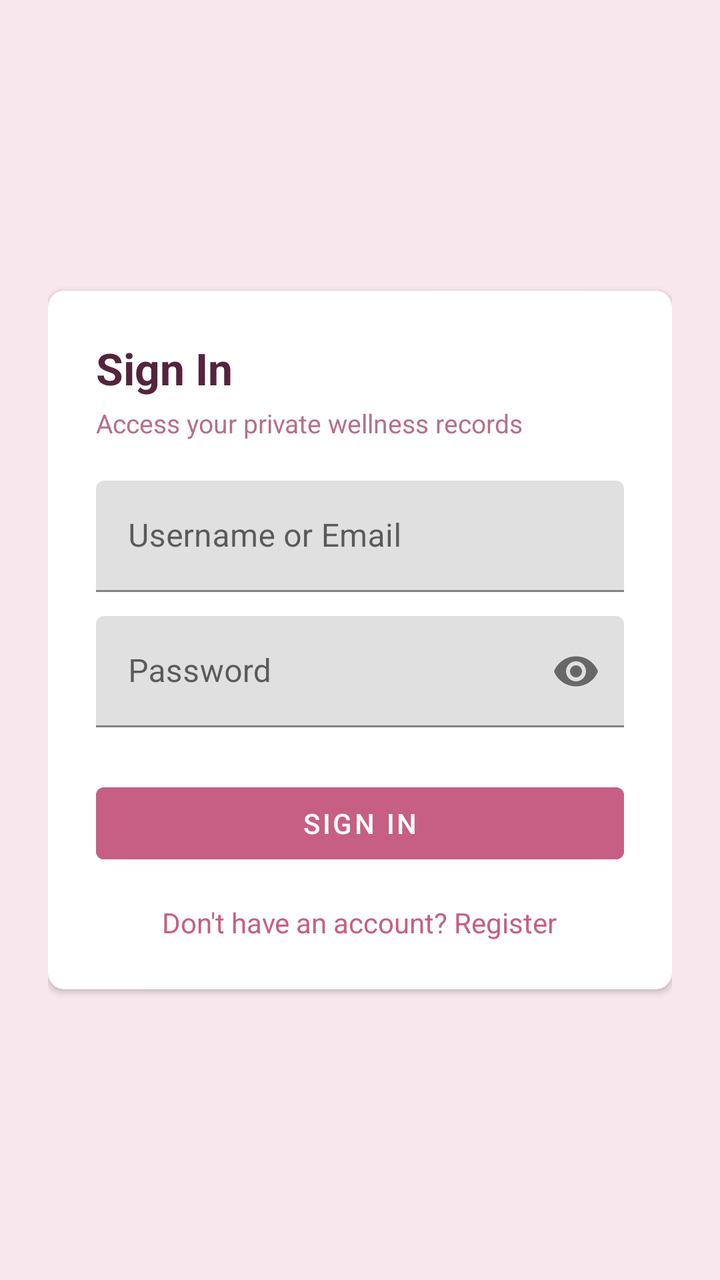
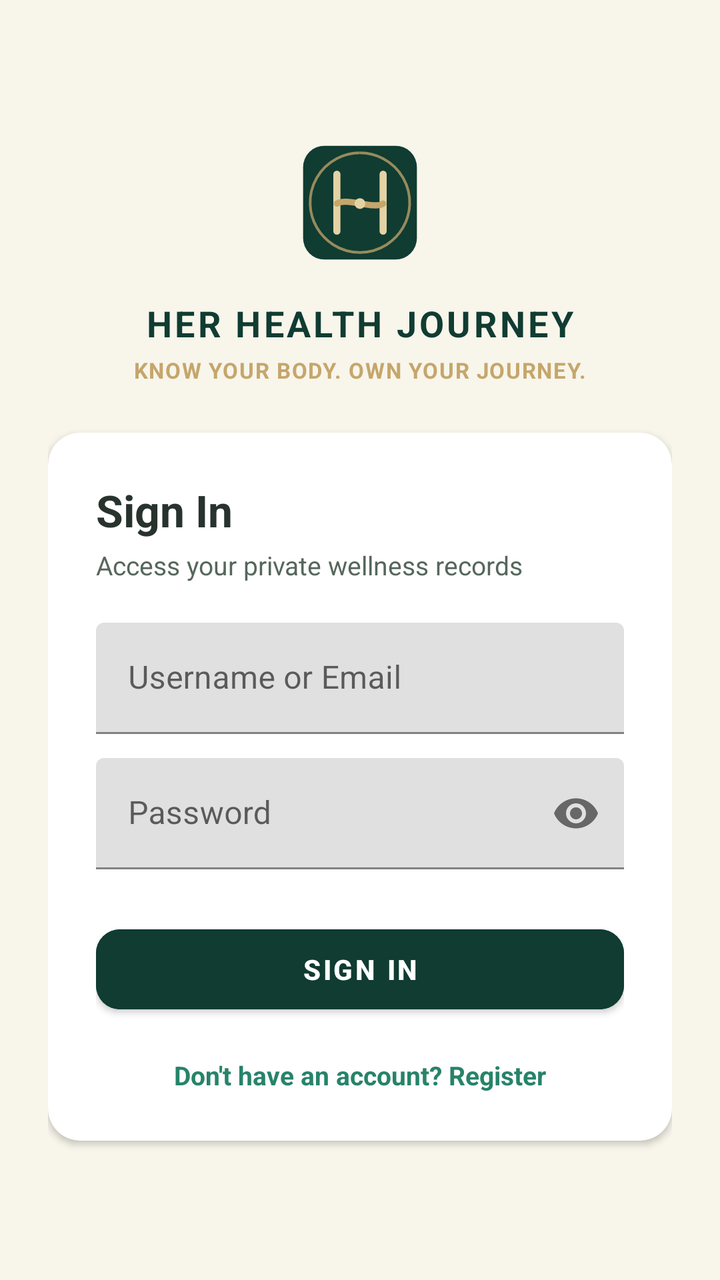

Two renders of the same Android screen: before a commit and after it. Below are the layout's source before the change and the commit's diff.
<!-- AndroidManifest.xml: application theme Theme.HerHealthJourney -->
<!-- res/layout/activity_login.xml -->
<?xml version="1.0" encoding="utf-8"?>
<ScrollView xmlns:android="http://schemas.android.com/apk/res/android"
    xmlns:app="http://schemas.android.com/apk/res-auto"
    android:layout_width="match_parent"
    android:layout_height="match_parent"
    android:background="@color/blush_background"
    android:fillViewport="true">

    <LinearLayout
        android:layout_width="match_parent"
        android:layout_height="wrap_content"
        android:gravity="center"
        android:orientation="vertical"
        android:padding="24dp">

        <androidx.cardview.widget.CardView
            android:layout_width="match_parent"
            android:layout_height="wrap_content"
            app:cardCornerRadius="8dp"
            app:cardElevation="2dp"
            app:cardBackgroundColor="@color/white">

            <LinearLayout
                android:layout_width="match_parent"
                android:layout_height="wrap_content"
                android:orientation="vertical"
                android:padding="24dp">

                <TextView
                    android:layout_width="wrap_content"
                    android:layout_height="wrap_content"
                    android:text="Sign In"
                    android:textColor="@color/deep_plum"
                    android:textSize="22sp"
                    android:textStyle="bold" />

                <TextView
                    android:layout_width="wrap_content"
                    android:layout_height="wrap_content"
                    android:layout_marginTop="4dp"
                    android:text="Access your private wellness records"
                    android:textColor="@color/secondary_dusty_pink"
                    android:textSize="13sp" />

                <com.google.android.material.textfield.TextInputLayout
                    android:layout_width="match_parent"
                    android:layout_height="wrap_content"
                    android:layout_marginTop="20dp"
                    android:hint="Username or Email">

                    <com.google.android.material.textfield.TextInputEditText
                        android:id="@+id/etUsername"
                        android:layout_width="match_parent"
                        android:layout_height="wrap_content"
                        android:inputType="textEmailAddress" />
                </com.google.android.material.textfield.TextInputLayout>

                <com.google.android.material.textfield.TextInputLayout
                    android:layout_width="match_parent"
                    android:layout_height="wrap_content"
                    android:layout_marginTop="12dp"
                    android:hint="Password"
                    app:passwordToggleEnabled="true">

                    <com.google.android.material.textfield.TextInputEditText
                        android:id="@+id/etPassword"
                        android:layout_width="match_parent"
                        android:layout_height="wrap_content"
                        android:inputType="textPassword" />
                </com.google.android.material.textfield.TextInputLayout>

                <Button
                    android:id="@+id/btnLogin"
                    android:layout_width="match_parent"
                    android:layout_height="wrap_content"
                    android:layout_marginTop="24dp"
                    android:backgroundTint="@color/primary_rose"
                    android:text="Sign In"
                    android:textColor="@color/white" />

                <TextView
                    android:id="@+id/tvRegisterLink"
                    android:layout_width="wrap_content"
                    android:layout_height="wrap_content"
                    android:layout_gravity="center"
                    android:layout_marginTop="16dp"
                    android:text="Don't have an account? Register"
                    android:textColor="@color/primary_rose"
                    android:textSize="14sp" />

            </LinearLayout>
        </androidx.cardview.widget.CardView>
    </LinearLayout>
</ScrollView>
<!-- resources referenced by this layout -->
<resources>
  <color name="blush_background">#F8E7ED</color>
  <color name="deep_plum">#54243D</color>
  <color name="primary_rose">#C65F83</color>
  <color name="secondary_dusty_pink">#B66F86</color>
  <color name="white">#FFFFFF</color>
  <style name="Theme.HerHealthJourney" parent="Theme.MaterialComponents.DayNight.NoActionBar">
          <item name="colorPrimary">@color/primary_rose</item>
          <item name="colorPrimaryVariant">@color/deep_plum</item>
          <item name="colorOnPrimary">@color/white</item>
          <item name="colorSecondary">@color/secondary_dusty_pink</item>
          <item name="colorOnSecondary">@color/white</item>
          <item name="android:statusBarColor">@color/deep_plum</item>
          <item name="android:windowBackground">@color/blush_background</item>
      </style>
</resources>

<!-- the commit's change to res/layout/activity_login.xml (unified diff, before → after) -->
@@ -3,7 +3,7 @@
     xmlns:app="http://schemas.android.com/apk/res-auto"
     android:layout_width="match_parent"
     android:layout_height="match_parent"
-    android:background="@color/blush_background"
+    android:background="@color/bg_primary"
     android:fillViewport="true">
 
     <LinearLayout
@@ -13,12 +13,40 @@
         android:orientation="vertical"
         android:padding="24dp">
 
+        
+        <ImageView
+            android:layout_width="64dp"
+            android:layout_height="64dp"
+            android:layout_marginBottom="16dp"
+            android:contentDescription="@string/app_name"
+            android:src="@drawable/ic_brand_logo" />
+
+        <TextView
+            android:layout_width="wrap_content"
+            android:layout_height="wrap_content"
+            android:letterSpacing="0.08"
+            android:text="@string/app_name"
+            android:textColor="@color/brand_emerald"
+            android:textSize="18sp"
+            android:textStyle="bold" />
+
+        <TextView
+            android:layout_width="wrap_content"
+            android:layout_height="wrap_content"
+            android:layout_marginTop="4dp"
+            android:layout_marginBottom="24dp"
+            android:letterSpacing="0.05"
+            android:text="@string/tagline"
+            android:textColor="@color/brand_champagne"
+            android:textSize="11sp"
+            android:textStyle="bold" />
+
         <androidx.cardview.widget.CardView
             android:layout_width="match_parent"
             android:layout_height="wrap_content"
-            app:cardCornerRadius="8dp"
+            app:cardCornerRadius="16dp"
             app:cardElevation="2dp"
-            app:cardBackgroundColor="@color/white">
+            app:cardBackgroundColor="@color/surface_primary">
 
             <LinearLayout
                 android:layout_width="match_parent"
@@ -30,7 +58,7 @@
                     android:layout_width="wrap_content"
                     android:layout_height="wrap_content"
                     android:text="Sign In"
-                    android:textColor="@color/deep_plum"
+                    android:textColor="@color/text_primary"
                     android:textSize="22sp"
                     android:textStyle="bold" />
 
@@ -39,7 +67,7 @@
                     android:layout_height="wrap_content"
                     android:layout_marginTop="4dp"
                     android:text="Access your private wellness records"
-                    android:textColor="@color/secondary_dusty_pink"
+                    android:textColor="@color/text_secondary"
                     android:textSize="13sp" />
 
                 <com.google.android.material.textfield.TextInputLayout
@@ -69,26 +97,48 @@
                         android:inputType="textPassword" />
                 </com.google.android.material.textfield.TextInputLayout>
 
-                <Button
+                <TextView
+                    android:id="@+id/tvLoginError"
+                    android:layout_width="wrap_content"
+                    android:layout_height="wrap_content"
+                    android:layout_marginTop="8dp"
+                    android:textColor="@color/status_error"
+                    android:textSize="12sp"
+                    android:visibility="gone" />
+
+                <com.google.android.material.button.MaterialButton
                     android:id="@+id/btnLogin"
                     android:layout_width="match_parent"
-                    android:layout_height="wrap_content"
+                    android:layout_height="52dp"
                     android:layout_marginTop="24dp"
-                    android:backgroundTint="@color/primary_rose"
+                    android:backgroundTint="@color/button_primary"
                     android:text="Sign In"
-                    android:textColor="@color/white" />
+                    android:textColor="@color/button_text"
+                    android:textStyle="bold"
+                    app:cornerRadius="12dp" />
 
-                <TextView
-                    android:id="@+id/tvRegisterLink"
+                <ProgressBar
+                    android:id="@+id/pbLoginLoading"
                     android:layout_width="wrap_content"
                     android:layout_height="wrap_content"
                     android:layout_gravity="center"
-                    android:layout_marginTop="16dp"
+                    android:layout_marginTop="12dp"
+                    android:indeterminateTint="@color/brand_emerald"
+                    android:visibility="gone" />
+
+                <TextView
+                    android:id="@+id/tvGoToRegister"
+                    android:layout_width="wrap_content"
+                    android:layout_height="wrap_content"
+                    android:layout_gravity="center"
+                    android:layout_marginTop="18dp"
                     android:text="Don't have an account? Register"
-                    android:textColor="@color/primary_rose"
-                    android:textSize="14sp" />
+                    android:textColor="@color/brand_jade"
+                    android:textSize="13sp"
+                    android:textStyle="bold" />
 
             </LinearLayout>
         </androidx.cardview.widget.CardView>
+
     </LinearLayout>
 </ScrollView>
<!-- resource entries referenced after the edit -->
@@ -1,18 +1,77 @@
 <!-- resources referenced by this layout -->
 <resources>
-  <color name="blush_background">#F8E7ED</color>
-  <color name="deep_plum">#54243D</color>
-  <color name="primary_rose">#C65F83</color>
-  <color name="secondary_dusty_pink">#B66F86</color>
-  <color name="white">#FFFFFF</color>
+  <color name="bg_primary">#F8F5EB</color>
+  <color name="brand_champagne">#C5A66B</color>
+  <color name="brand_emerald">#103C32</color>
+  <color name="brand_jade">#27836A</color>
+  <color name="button_primary">#103C32</color>
+  <color name="button_text">#FFFFFF</color>
+  <color name="status_error">#B33B3B</color>
+  <color name="surface_primary">#FFFFFF</color>
+  <color name="text_primary">#28332E</color>
+  <color name="text_secondary">#56675C</color>
+  <!-- drawable ic_brand_logo (drawable) -->
+  <?xml version="1.0" encoding="utf-8"?>
+  <vector xmlns:android="http://schemas.android.com/apk/res/android"
+      android:width="72dp"
+      android:height="72dp"
+      android:viewportWidth="72"
+      android:viewportHeight="72">
+  
+      
+      <path
+          android:fillColor="#103C32"
+          android:pathData="M16,4 L56,4 A12,12 0 0,1 68,16 L68,56 A12,12 0 0,1 56,68 L16,68 A12,12 0 0,1 4,56 L4,16 A12,12 0 0,1 16,4 Z" />
+  
+      
+      <path
+          android:strokeColor="#C5A66B"
+          android:strokeWidth="1.5"
+          android:strokeAlpha="0.75"
+          android:fillColor="#00000000"
+          android:pathData="M36,8 A28,28 0 1,1 35.9,8" />
+  
+      
+      
+      <path
+          android:strokeColor="#E4D2A5"
+          android:strokeWidth="4"
+          android:strokeLineCap="round"
+          android:fillColor="#00000000"
+          android:pathData="M23,20 L23,52" />
+  
+      
+      <path
+          android:strokeColor="#E4D2A5"
+          android:strokeWidth="4"
+          android:strokeLineCap="round"
+          android:fillColor="#00000000"
+          android:pathData="M49,20 L49,52" />
+  
+      
+      <path
+          android:strokeColor="#C5A66B"
+          android:strokeWidth="3.5"
+          android:strokeLineCap="round"
+          android:fillColor="#00000000"
+          android:pathData="M23,36.5 C28,33 44,40 49,36.5" />
+  
+      
+      <path
+          android:fillColor="#E4D2A5"
+          android:pathData="M36,33.5 A3,3 0 1,1 35.9,33.5" />
+  </vector>
+  <string name="app_name">HER HEALTH JOURNEY</string>
+  <string name="tagline">KNOW YOUR BODY. OWN YOUR JOURNEY.</string>
   <style name="Theme.HerHealthJourney" parent="Theme.MaterialComponents.DayNight.NoActionBar">
-          <item name="colorPrimary">@color/primary_rose</item>
-          <item name="colorPrimaryVariant">@color/deep_plum</item>
-          <item name="colorOnPrimary">@color/white</item>
-          <item name="colorSecondary">@color/secondary_dusty_pink</item>
-          <item name="colorOnSecondary">@color/white</item>
-          <item name="android:statusBarColor">@color/deep_plum</item>
-          <item name="android:windowBackground">@color/blush_background</item>
+          <item name="colorPrimary">@color/brand_emerald</item>
+          <item name="colorPrimaryVariant">@color/dark_background</item>
+          <item name="colorOnPrimary">@color/surface_primary</item>
+          <item name="colorSecondary">@color/brand_champagne</item>
+          <item name="colorOnSecondary">@color/dark_background</item>
+          <item name="android:statusBarColor">@color/brand_emerald</item>
+          <item name="android:windowBackground">@color/bg_primary</item>
       </style>
+  <color name="dark_background">#092820</color>
 </resources>
 
